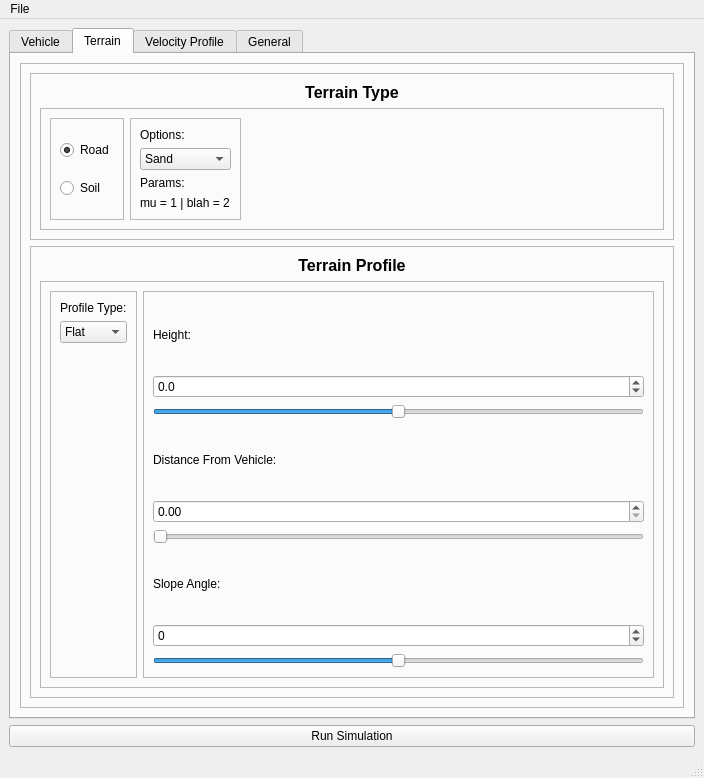
Before: the Qt Designer form gui/my_gui.ui in bdemin/simGUI, drawn with Qt 5.
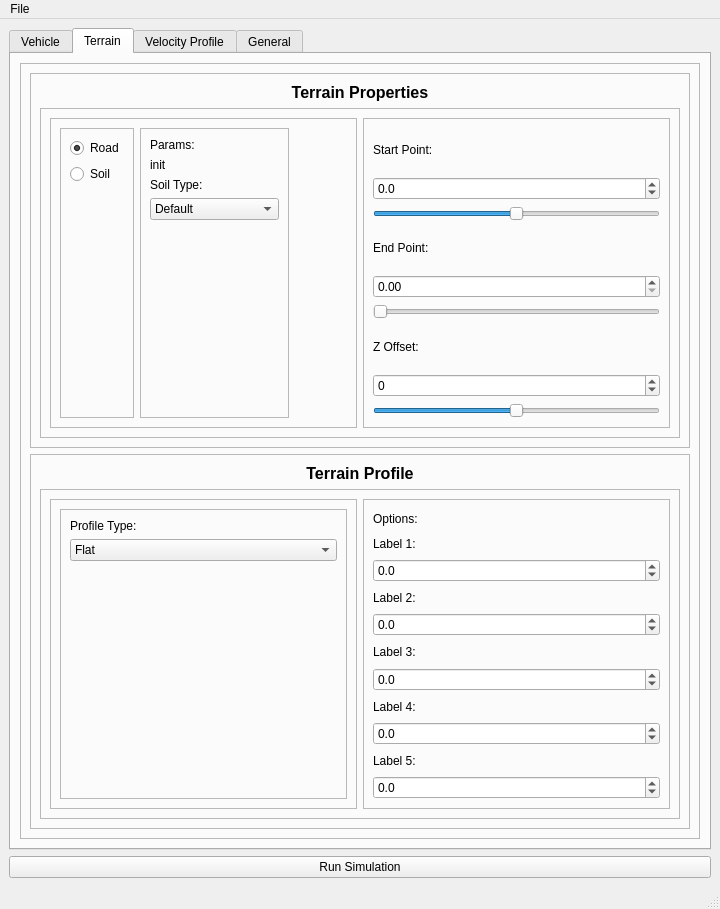
After: the same form once the commit is applied. Icons and pictures are not drawn.

Commit message: Major update to Terrain tab in the GUI

The edit to the form file:
```diff
--- a/gui/my_gui.ui
+++ b/gui/my_gui.ui
@@ -7,8 +7,8 @@
    <rect>
     <x>0</x>
     <y>0</y>
-    <width>704</width>
-    <height>778</height>
+    <width>720</width>
+    <height>909</height>
    </rect>
   </property>
   <property name="windowTitle">
@@ -175,7 +175,7 @@
           <property name="frameShadow">
            <enum>QFrame::Raised</enum>
           </property>
-          <layout class="QVBoxLayout" name="verticalLayout_10">
+          <layout class="QVBoxLayout" name="verticalLayout_21">
            <item>
             <widget class="QFrame" name="frameTerrainType">
              <property name="frameShape">
@@ -184,9 +184,9 @@
              <property name="frameShadow">
               <enum>QFrame::Raised</enum>
              </property>
-             <layout class="QVBoxLayout" name="verticalLayout_3">
+             <layout class="QVBoxLayout" name="verticalLayout_19">
               <item>
-               <widget class="QLabel" name="labelTerrainType">
+               <widget class="QLabel" name="labelTerrainProp">
                 <property name="font">
                  <font>
                   <pointsize>12</pointsize>
@@ -195,7 +195,7 @@
                  </font>
                 </property>
                 <property name="text">
-                 <string>Terrain Type</string>
+                 <string>Terrain Properties</string>
                 </property>
                 <property name="alignment">
                  <set>Qt::AlignCenter</set>
@@ -203,7 +203,16 @@
                </widget>
               </item>
               <item>
-               <widget class="QFrame" name="frameTerrainTypeOptions">
+               <widget class="QFrame" name="frameProps">
+                <property name="frameShape">
+                 <enum>QFrame::StyledPanel</enum>
+                </property>
+                <property name="frameShadow">
+                 <enum>QFrame::Raised</enum>
+                </property>
+                <layout class="QHBoxLayout" name="horizontalLayout_2">
+                 <item>
+                  <widget class="QFrame" name="frameTerrainPropsParams">
                 <property name="frameShape">
                  <enum>QFrame::StyledPanel</enum>
                 </property>
@@ -237,6 +246,19 @@
                       </property>
                      </widget>
                     </item>
+                       <item>
+                        <spacer name="verticalSpacer_4">
+                         <property name="orientation">
+                          <enum>Qt::Vertical</enum>
+                         </property>
+                         <property name="sizeHint" stdset="0">
+                          <size>
+                           <width>20</width>
+                           <height>40</height>
+                          </size>
+                         </property>
+                        </spacer>
+                       </item>
                    </layout>
                   </widget>
                  </item>
@@ -249,32 +271,6 @@
                     <enum>QFrame::Raised</enum>
                    </property>
                    <layout class="QVBoxLayout" name="verticalLayout_2">
-                    <item>
-                     <widget class="QLabel" name="labelTerrainTypeOptions">
-                      <property name="text">
-                       <string>Options:</string>
-                      </property>
-                     </widget>
-                    </item>
-                    <item>
-                     <widget class="QComboBox" name="comboBoxTerrainTypeOptions">
-                      <item>
-                       <property name="text">
-                        <string>Sand</string>
-                       </property>
-                      </item>
-                      <item>
-                       <property name="text">
-                        <string>LETE Sand</string>
-                       </property>
-                      </item>
-                      <item>
-                       <property name="text">
-                        <string>Clay</string>
-                       </property>
-                      </item>
-                     </widget>
-                    </item>
                     <item>
                      <widget class="QLabel" name="labelParams">
                       <property name="text">
@@ -285,10 +281,59 @@
                     <item>
                      <widget class="QLabel" name="labelTerrainParams">
                       <property name="text">
-                       <string>mu = 1 | blah = 2</string>
+                          <string>init</string>
                       </property>
                      </widget>
                     </item>
+                       <item>
+                        <widget class="QLabel" name="labelTerrainSoilType">
+                         <property name="text">
+                          <string>Soil Type:</string>
+                         </property>
+                        </widget>
+                       </item>
+                       <item>
+                        <widget class="QComboBox" name="comboBoxTerrainPropsSoilType">
+                         <item>
+                          <property name="text">
+                           <string>Default</string>
+                          </property>
+                         </item>
+                         <item>
+                          <property name="text">
+                           <string>Dry Sand</string>
+                          </property>
+                         </item>
+                         <item>
+                          <property name="text">
+                           <string>Megiddo_B</string>
+                          </property>
+                         </item>
+                         <item>
+                          <property name="text">
+                           <string>LETE Sand</string>
+                          </property>
+                         </item>
+                         <item>
+                          <property name="text">
+                           <string>Heavy Clay W.E.S</string>
+                          </property>
+                         </item>
+                        </widget>
+                       </item>
+                       <item>
+                        <spacer name="verticalSpacer">
+                         <property name="orientation">
+                          <enum>Qt::Vertical</enum>
+                         </property>
+                         <property name="sizeHint" stdset="0">
+                          <size>
+                           <width>20</width>
+                           <height>40</height>
+                          </size>
+                         </property>
+                        </spacer>
+                       </item>
                    </layout>
                   </widget>
                  </item>
@@ -308,6 +353,113 @@
                 </layout>
                </widget>
               </item>
+                 <item>
+                  <widget class="QFrame" name="frameTerrainPropsGeneral">
+                   <property name="frameShape">
+                    <enum>QFrame::StyledPanel</enum>
+                   </property>
+                   <property name="frameShadow">
+                    <enum>QFrame::Raised</enum>
+                   </property>
+                   <layout class="QVBoxLayout" name="verticalLayout_5">
+                    <item>
+                     <widget class="QLabel" name="labelStartPoint">
+                      <property name="text">
+                       <string>Start Point:</string>
+                      </property>
+                     </widget>
+                    </item>
+                    <item>
+                     <widget class="QDoubleSpinBox" name="doubleSpinBoxStartPoint">
+                      <property name="decimals">
+                       <number>1</number>
+                      </property>
+                      <property name="minimum">
+                       <double>-1.000000000000000</double>
+                      </property>
+                      <property name="maximum">
+                       <double>1.000000000000000</double>
+                      </property>
+                      <property name="singleStep">
+                       <double>0.100000000000000</double>
+                      </property>
+                     </widget>
+                    </item>
+                    <item>
+                     <widget class="QSlider" name="sliderStartPoint">
+                      <property name="minimum">
+                       <number>-10</number>
+                      </property>
+                      <property name="maximum">
+                       <number>10</number>
+                      </property>
+                      <property name="orientation">
+                       <enum>Qt::Horizontal</enum>
+                      </property>
+                      <property name="invertedAppearance">
+                       <bool>false</bool>
+                      </property>
+                     </widget>
+                    </item>
+                    <item>
+                     <widget class="QLabel" name="labelEndPoint">
+                      <property name="text">
+                       <string>End Point:</string>
+                      </property>
+                     </widget>
+                    </item>
+                    <item>
+                     <widget class="QDoubleSpinBox" name="doubleSpinBoxEndPoint"/>
+                    </item>
+                    <item>
+                     <widget class="QSlider" name="sliderEndPoint">
+                      <property name="orientation">
+                       <enum>Qt::Horizontal</enum>
+                      </property>
+                     </widget>
+                    </item>
+                    <item>
+                     <widget class="QLabel" name="labelOffset">
+                      <property name="text">
+                       <string>Z Offset:</string>
+                      </property>
+                     </widget>
+                    </item>
+                    <item>
+                     <widget class="QSpinBox" name="spinBoxOffset">
+                      <property name="minimum">
+                       <number>-45</number>
+                      </property>
+                      <property name="maximum">
+                       <number>45</number>
+                      </property>
+                      <property name="singleStep">
+                       <number>5</number>
+                      </property>
+                     </widget>
+                    </item>
+                    <item>
+                     <widget class="QSlider" name="sliderSlope_2">
+                      <property name="minimum">
+                       <number>-45</number>
+                      </property>
+                      <property name="maximum">
+                       <number>45</number>
+                      </property>
+                      <property name="singleStep">
+                       <number>5</number>
+                      </property>
+                      <property name="orientation">
+                       <enum>Qt::Horizontal</enum>
+                      </property>
+                     </widget>
+                    </item>
+                   </layout>
+                  </widget>
+                 </item>
+                </layout>
+               </widget>
+              </item>
              </layout>
             </widget>
            </item>
@@ -345,7 +497,7 @@
                 <property name="frameShadow">
                  <enum>QFrame::Raised</enum>
                 </property>
-                <layout class="QHBoxLayout" name="horizontalLayout_2">
+                <layout class="QHBoxLayout" name="horizontalLayout_3">
                  <item>
                   <widget class="QFrame" name="frameTerrainProfileType">
                    <property name="frameShape">
@@ -354,7 +506,16 @@
                    <property name="frameShadow">
                     <enum>QFrame::Raised</enum>
                    </property>
-                   <layout class="QVBoxLayout" name="verticalLayout_5">
+                   <layout class="QVBoxLayout" name="verticalLayout_10">
+                    <item>
+                     <widget class="QFrame" name="frame_2">
+                      <property name="frameShape">
+                       <enum>QFrame::StyledPanel</enum>
+                      </property>
+                      <property name="frameShadow">
+                       <enum>QFrame::Raised</enum>
+                      </property>
+                      <layout class="QVBoxLayout" name="verticalLayout_3">
                     <item>
                      <widget class="QLabel" name="labelProfileType">
                       <property name="text">
@@ -382,7 +543,7 @@
                      </widget>
                     </item>
                     <item>
-                     <spacer name="verticalSpacer">
+                        <spacer name="verticalSpacer_5">
                       <property name="orientation">
                        <enum>Qt::Vertical</enum>
                       </property>
@@ -397,8 +558,11 @@
                    </layout>
                   </widget>
                  </item>
+                   </layout>
+                  </widget>
+                 </item>
                  <item>
-                  <widget class="QFrame" name="frameTerrainProfileParams">
+                  <widget class="QFrame" name="frame_3">
                    <property name="frameShape">
                     <enum>QFrame::StyledPanel</enum>
                    </property>
@@ -409,12 +573,19 @@
                     <item>
                      <widget class="QLabel" name="labelHeight">
                       <property name="text">
-                       <string>Height:</string>
+                       <string>Options:</string>
                       </property>
                      </widget>
                     </item>
                     <item>
-                     <widget class="QDoubleSpinBox" name="doubleSpinBoxHeight">
+                     <widget class="QLabel" name="labelTerrainCustom_1">
+                      <property name="text">
+                       <string>Label 1:</string>
+                      </property>
+                     </widget>
+                    </item>
+                    <item>
+                     <widget class="QDoubleSpinBox" name="doubleSpinBoxTerrainCustom_1">
                       <property name="decimals">
                        <number>1</number>
                       </property>
@@ -430,52 +601,68 @@
                      </widget>
                     </item>
                     <item>
-                     <widget class="QSlider" name="sliderHeight">
+                     <widget class="QLabel" name="labelTerrainCustom_2">
+                      <property name="text">
+                       <string>Label 2:</string>
+                      </property>
+                     </widget>
+                    </item>
+                    <item>
+                     <widget class="QDoubleSpinBox" name="doubleSpinBoxTerrainCustom_2">
+                      <property name="decimals">
+                       <number>1</number>
+                      </property>
                       <property name="minimum">
-                       <number>-10</number>
+                       <double>-1.000000000000000</double>
                       </property>
                       <property name="maximum">
-                       <number>10</number>
+                       <double>1.000000000000000</double>
                       </property>
-                      <property name="orientation">
-                       <enum>Qt::Horizontal</enum>
+                      <property name="singleStep">
+                       <double>0.100000000000000</double>
                       </property>
-                      <property name="invertedAppearance">
-                       <bool>false</bool>
-                      </property>
                      </widget>
                     </item>
                     <item>
                      <widget class="QLabel" name="labelDistance">
                       <property name="text">
-                       <string>Distance From Vehicle:</string>
+                       <string>Label 3:</string>
                       </property>
                      </widget>
                     </item>
                     <item>
-                     <widget class="QDoubleSpinBox" name="doubleSpinBoxDistance"/>
-                    </item>
-                    <item>
-                     <widget class="QSlider" name="sliderDistance">
-                      <property name="orientation">
-                       <enum>Qt::Horizontal</enum>
+                     <widget class="QDoubleSpinBox" name="doubleSpinBoxTerrainCustom_3">
+                      <property name="decimals">
+                       <number>1</number>
                       </property>
+                      <property name="minimum">
+                       <double>-1.000000000000000</double>
+                      </property>
+                      <property name="maximum">
+                       <double>1.000000000000000</double>
+                      </property>
+                      <property name="singleStep">
+                       <double>0.100000000000000</double>
+                      </property>
                      </widget>
                     </item>
                     <item>
                      <widget class="QLabel" name="labelAngle">
                       <property name="text">
-                       <string>Slope Angle:</string>
+                       <string>Label 4:</string>
                       </property>
                      </widget>
                     </item>
                     <item>
-                     <widget class="QSpinBox" name="spinBoxSlope">
+                     <widget class="QDoubleSpinBox" name="doubleSpinBoxTerrainCustom_4">
+                      <property name="decimals">
+                       <number>1</number>
+                      </property>
                       <property name="minimum">
-                       <number>-45</number>
+                       <double>-1.000000000000000</double>
                       </property>
                       <property name="maximum">
-                       <number>45</number>
+                       <double>1.000000000000000</double>
                       </property>
                       <property name="singleStep">
                        <number>5</number>
@@ -483,18 +670,25 @@
                      </widget>
                     </item>
                     <item>
-                     <widget class="QSlider" name="sliderSlope">
+                     <widget class="QLabel" name="labelTerrainCustom_5">
+                      <property name="text">
+                       <string>Label 5:</string>
+                      </property>
+                     </widget>
+                    </item>
+                    <item>
+                     <widget class="QDoubleSpinBox" name="doubleSpinBoxTerrainCustom_5">
+                      <property name="decimals">
+                       <number>1</number>
+                      </property>
                       <property name="minimum">
-                       <number>-45</number>
+                       <double>-1.000000000000000</double>
                       </property>
                       <property name="maximum">
-                       <number>45</number>
+                       <double>1.000000000000000</double>
                       </property>
                       <property name="singleStep">
-                       <number>5</number>
-                      </property>
-                      <property name="orientation">
-                       <enum>Qt::Horizontal</enum>
+                       <double>0.100000000000000</double>
                       </property>
                      </widget>
                     </item>
@@ -728,7 +922,7 @@
     <rect>
      <x>0</x>
      <y>0</y>
-     <width>704</width>
+     <width>720</width>
      <height>26</height>
     </rect>
    </property>
```
Left out of the diff: 30 changed lines with no effect on the pictures. Lines whose indentation alone changed are shown as unchanged.
